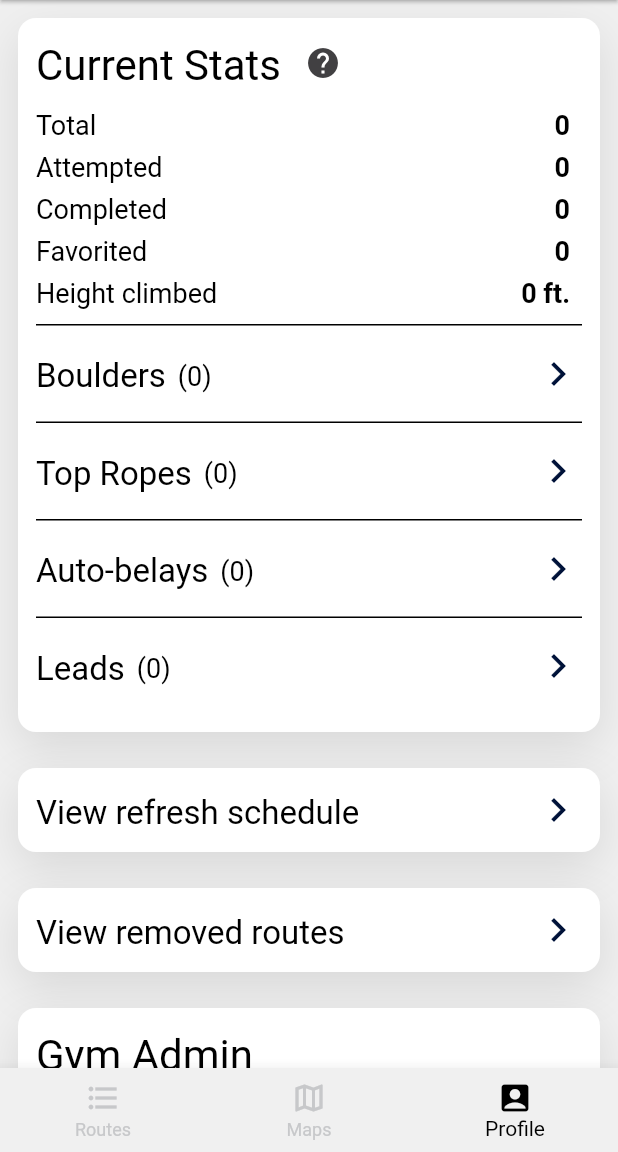
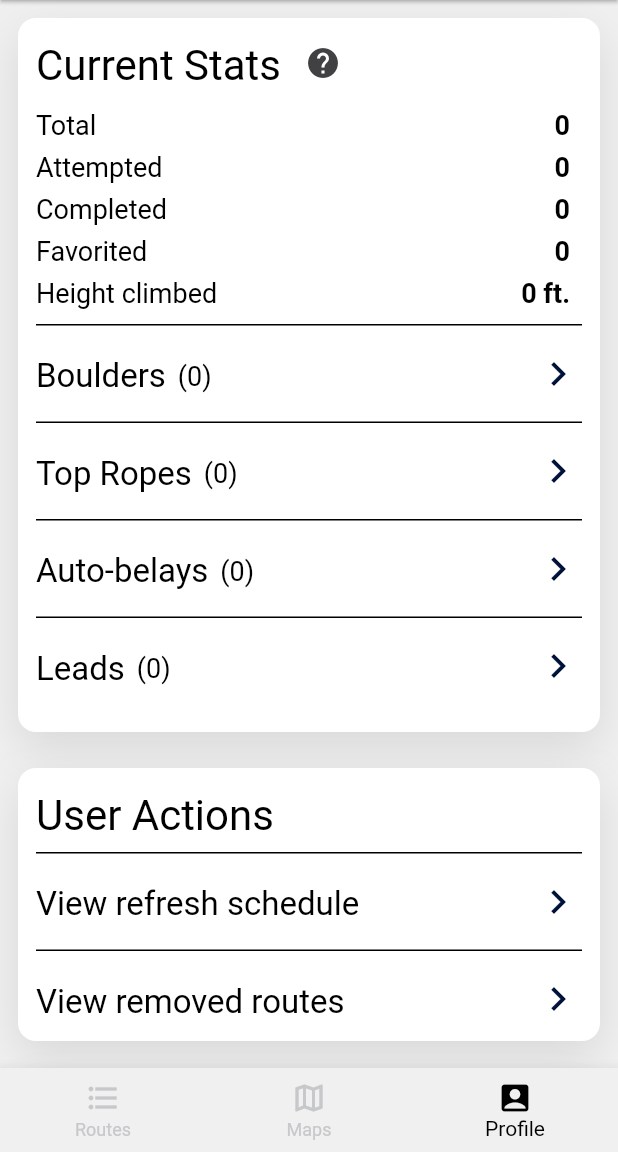
Before and after one commit to ajgreenman/free_beta, a Flutter app: the screen it shows once a user with an empty profile is signed in, item 3 of the bottom bar chosen, on a phone screen of 412 x 824 dp, the part 84-1236 px from its top. Run offline on Flutter 3.47's test engine with Material 2 defaults, Android fonts, the phone set to English and light mode, and no system bars; our stand-ins replace auto_size_text, cached_network_image, carousel_slider, charts_flutter, cloud_firestore, firebase_auth and 6 more; accounts and stored records are empty; network calls fail; Roboto replaces fonts that are missing (GTA).

Commit message:
combined user actions into own card

```diff
--- a/lib/user/presentation/profile_screen.dart
+++ b/lib/user/presentation/profile_screen.dart
@@ -1,6 +1,7 @@
 import 'package:flutter/material.dart';
 import 'package:flutter_riverpod/flutter_riverpod.dart';
 import 'package:free_beta/app/presentation/widgets/back_button.dart';
+import 'package:free_beta/app/presentation/widgets/divider.dart';
 import 'package:free_beta/app/presentation/widgets/info_card.dart';
 import 'package:free_beta/app/theme.dart';
 import 'package:free_beta/gym/presentation/refresh_schedule_screen.dart';
@@ -30,8 +31,7 @@ class ProfileScreen extends ConsumerWidget {
           crossAxisAlignment: CrossAxisAlignment.stretch,
           children: [
             UserStatsCard(),
-            _RefreshScheduleCard(),
-            _RemovedRoutesCard(),
+            _UserActionsCard(),
             _GymAdmin(ref),
             _ContactDeveloper(),
             _CopyrightText(),
@@ -92,13 +92,36 @@ class _CopyrightText extends StatelessWidget {
   }
 }
 
+class _UserActionsCard extends StatelessWidget {
+  @override
+  Widget build(BuildContext context) {
+    return InfoCard(
+      child: Column(
+        crossAxisAlignment: CrossAxisAlignment.start,
+        children: [
+          Text(
+            'User Actions',
+            style: FreeBetaTextStyle.h2,
+          ),
+          SizedBox(height: FreeBetaSizes.m),
+          FreeBetaDivider(),
+          SizedBox(height: FreeBetaSizes.l),
+          _RefreshScheduleCard(),
+          SizedBox(height: FreeBetaSizes.l),
+          FreeBetaDivider(),
+          SizedBox(height: FreeBetaSizes.l),
+          _RemovedRoutesCard(),
+        ],
+      ),
+    );
+  }
+}
+
 class _RefreshScheduleCard extends StatelessWidget {
   const _RefreshScheduleCard({Key? key}) : super(key: key);
   @override
   Widget build(BuildContext context) {
-    return InfoCard(
-      key: Key('ProfileScreen-refreshSchedule'),
-      child: InkWell(
+    return InkWell(
       onTap: () => Navigator.of(context).push(RefreshScheduleScreen.route()),
       child: Row(
         children: [
@@ -114,7 +137,6 @@ class _RefreshScheduleCard extends StatelessWidget {
           ),
         ],
       ),
-      ),
     );
   }
 }
@@ -123,9 +145,7 @@ class _RemovedRoutesCard extends StatelessWidget {
   const _RemovedRoutesCard({Key? key}) : super(key: key);
   @override
   Widget build(BuildContext context) {
-    return InfoCard(
-      key: Key('ProfileScreen-removedRoutes'),
-      child: InkWell(
+    return InkWell(
       onTap: () => Navigator.of(context).push(
         RouteListScreen.route(
           appBar: AppBar(
@@ -150,7 +170,6 @@ class _RemovedRoutesCard extends StatelessWidget {
           ),
         ],
       ),
-      ),
     );
   }
 }
```
Lines whose indentation alone changed are shown as unchanged.
